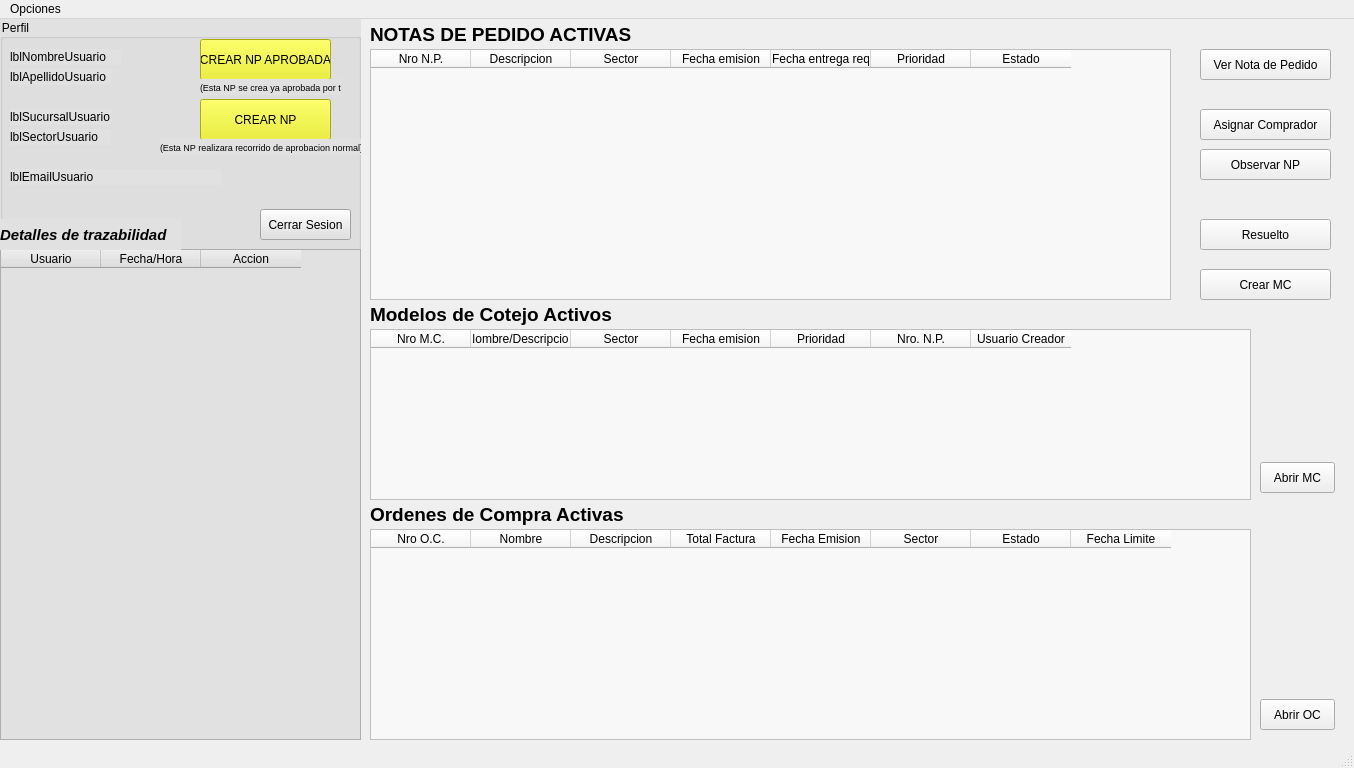
First picture: the form in pantallaRespcompras.ui, repository AyeQuinteros15/DemoPracticas, before the edit.
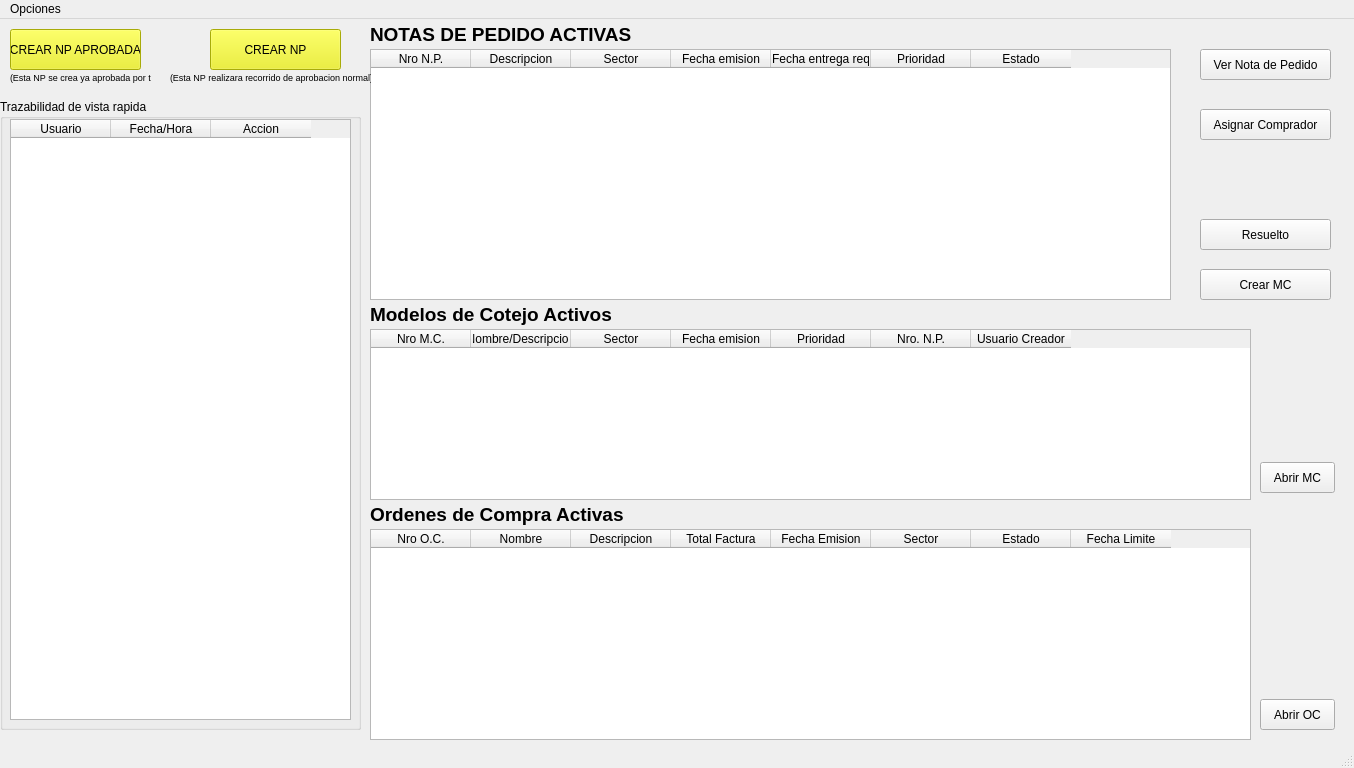
Second picture: the form after the edit.

```diff
--- a/pantallaRespcompras.ui
+++ b/pantallaRespcompras.ui
@@ -30,119 +30,21 @@
     <property name="geometry">
      <rect>
       <x>0</x>
-      <y>0</y>
+      <y>80</y>
       <width>361</width>
-      <height>721</height>
+      <height>631</height>
      </rect>
     </property>
-    <property name="styleSheet">
-     <string notr="true">background-color: rgb(225, 225, 225);</string>
-    </property>
     <property name="title">
-     <string>Perfil</string>
+     <string>Trazabilidad de vista rapida</string>
     </property>
-    <widget class="QLabel" name="lblNombreUsuario">
-     <property name="geometry">
-      <rect>
-       <x>10</x>
-       <y>30</y>
-       <width>111</width>
-       <height>16</height>
-      </rect>
-     </property>
-     <property name="text">
-      <string>lblNombreUsuario</string>
-     </property>
-    </widget>
-    <widget class="QLabel" name="lblApellidoUsuario">
-     <property name="geometry">
-      <rect>
-       <x>10</x>
-       <y>50</y>
-       <width>101</width>
-       <height>16</height>
-      </rect>
-     </property>
-     <property name="text">
-      <string>lblApellidoUsuario</string>
-     </property>
-    </widget>
-    <widget class="QLabel" name="lblSucursalUsuario">
-     <property name="geometry">
-      <rect>
-       <x>10</x>
-       <y>90</y>
-       <width>101</width>
-       <height>16</height>
-      </rect>
-     </property>
-     <property name="text">
-      <string>lblSucursalUsuario</string>
-     </property>
-    </widget>
-    <widget class="QLabel" name="lblSectorUsuario">
-     <property name="geometry">
-      <rect>
-       <x>10</x>
-       <y>110</y>
-       <width>101</width>
-       <height>16</height>
-      </rect>
-     </property>
-     <property name="text">
-      <string>lblSectorUsuario</string>
-     </property>
-    </widget>
-    <widget class="QLabel" name="label">
-     <property name="geometry">
-      <rect>
-       <x>10</x>
-       <y>150</y>
-       <width>211</width>
-       <height>16</height>
-      </rect>
-     </property>
-     <property name="text">
-      <string>lblEmailUsuario</string>
-     </property>
-    </widget>
-    <widget class="QPushButton" name="btnCerrarSesion">
-     <property name="geometry">
-      <rect>
-       <x>260</x>
-       <y>190</y>
-       <width>91</width>
-       <height>31</height>
-      </rect>
-     </property>
-     <property name="text">
-      <string>Cerrar Sesion</string>
-     </property>
-    </widget>
-    <widget class="QPushButton" name="btnCrearNP_RC">
-     <property name="geometry">
-      <rect>
-       <x>200</x>
-       <y>20</y>
-       <width>131</width>
-       <height>41</height>
-      </rect>
-     </property>
-     <property name="styleSheet">
-      <string notr="true">background-color: rgb(235, 239, 13);
-color: rgb(0, 0, 0);</string>
-     </property>
-     <property name="text">
-      <string>CREAR NP APROBADA</string>
-     </property>
-    </widget>
     <widget class="QTableWidget" name="tablaDetallesEstado">
      <property name="geometry">
       <rect>
-       <x>0</x>
-       <y>230</y>
-       <width>361</width>
-       <height>491</height>
+       <x>10</x>
+       <y>20</y>
+       <width>341</width>
+       <height>601</height>
       </rect>
      </property>
      <column>
@@ -161,79 +63,6 @@
       </property>
      </column>
     </widget>
-    <widget class="QLabel" name="label_5">
-     <property name="geometry">
-      <rect>
-       <x>0</x>
-       <y>200</y>
-       <width>181</width>
-       <height>31</height>
-      </rect>
-     </property>
-     <property name="font">
-      <font>
-       <pointsize>11</pointsize>
-       <italic>true</italic>
-       <bold>true</bold>
-      </font>
-     </property>
-     <property name="text">
-      <string>Detalles de trazabilidad</string>
-     </property>
-    </widget>
-    <widget class="QPushButton" name="btnCrearNP_F2">
-     <property name="geometry">
-      <rect>
-       <x>200</x>
-       <y>80</y>
-       <width>131</width>
-       <height>41</height>
-      </rect>
-     </property>
-     <property name="styleSheet">
-      <string notr="true">background-color: rgb(235, 239, 13);
-color: rgb(0, 0, 0);</string>
-     </property>
-     <property name="text">
-      <string>CREAR NP</string>
-     </property>
-    </widget>
-    <widget class="QLabel" name="label_6">
-     <property name="geometry">
-      <rect>
-       <x>160</x>
-       <y>120</y>
-       <width>201</width>
-       <height>16</height>
-      </rect>
-     </property>
-     <property name="font">
-      <font>
-       <pointsize>7</pointsize>
-      </font>
-     </property>
-     <property name="text">
-      <string>(Esta NP realizara recorrido de aprobacion normal)</string>
-     </property>
-    </widget>
-    <widget class="QLabel" name="label_7">
-     <property name="geometry">
-      <rect>
-       <x>200</x>
-       <y>60</y>
-       <width>141</width>
-       <height>16</height>
-      </rect>
-     </property>
-     <property name="font">
-      <font>
-       <pointsize>7</pointsize>
-      </font>
-     </property>
-     <property name="text">
-      <string>(Esta NP se crea ya aprobada por ti)</string>
-     </property>
-    </widget>
    </widget>
    <widget class="QLabel" name="label_2">
     <property name="geometry">
@@ -263,9 +92,6 @@
       <height>251</height>
      </rect>
     </property>
-    <property name="styleSheet">
-     <string notr="true">background-color: rgb(248, 248, 248);</string>
-    </property>
     <column>
      <property name="text">
       <string>Nro N.P.</string>
@@ -328,19 +154,6 @@
      <string>Ver Nota de Pedido</string>
     </property>
    </widget>
-   <widget class="QPushButton" name="btnObservarNP_RC">
-    <property name="geometry">
-     <rect>
-      <x>1200</x>
-      <y>130</y>
-      <width>131</width>
-      <height>31</height>
-     </rect>
-    </property>
-    <property name="text">
-     <string>Observar NP</string>
-    </property>
-   </widget>
    <widget class="QPushButton" name="btnResueltoNP_RC">
     <property name="geometry">
      <rect>
@@ -376,9 +189,6 @@
       <height>171</height>
      </rect>
     </property>
-    <property name="styleSheet">
-     <string notr="true">background-color: rgb(248, 248, 248);</string>
-    </property>
     <column>
      <property name="text">
       <string>Nro M.C.</string>
@@ -475,9 +285,6 @@
       <height>211</height>
      </rect>
     </property>
-    <property name="styleSheet">
-     <string notr="true">background-color: rgb(248, 248, 248);</string>
-    </property>
     <column>
      <property name="text">
       <string>Nro O.C.</string>
@@ -532,6 +339,76 @@
      <string>Abrir OC</string>
     </property>
    </widget>
+   <widget class="QPushButton" name="btnCrearNP_RC">
+    <property name="geometry">
+     <rect>
+      <x>10</x>
+      <y>10</y>
+      <width>131</width>
+      <height>41</height>
+     </rect>
+    </property>
+    <property name="styleSheet">
+     <string notr="true">background-color: rgb(235, 239, 13);
+color: rgb(0, 0, 0);</string>
+    </property>
+    <property name="text">
+     <string>CREAR NP APROBADA</string>
+    </property>
+   </widget>
+   <widget class="QLabel" name="label_7">
+    <property name="geometry">
+     <rect>
+      <x>10</x>
+      <y>50</y>
+      <width>141</width>
+      <height>16</height>
+     </rect>
+    </property>
+    <property name="font">
+     <font>
+      <pointsize>7</pointsize>
+     </font>
+    </property>
+    <property name="text">
+     <string>(Esta NP se crea ya aprobada por ti)</string>
+    </property>
+   </widget>
+   <widget class="QPushButton" name="btnCrearNP_F2">
+    <property name="geometry">
+     <rect>
+      <x>210</x>
+      <y>10</y>
+      <width>131</width>
+      <height>41</height>
+     </rect>
+    </property>
+    <property name="styleSheet">
+     <string notr="true">background-color: rgb(235, 239, 13);
+color: rgb(0, 0, 0);</string>
+    </property>
+    <property name="text">
+     <string>CREAR NP</string>
+    </property>
+   </widget>
+   <widget class="QLabel" name="label_6">
+    <property name="geometry">
+     <rect>
+      <x>170</x>
+      <y>50</y>
+      <width>201</width>
+      <height>16</height>
+     </rect>
+    </property>
+    <property name="font">
+     <font>
+      <pointsize>7</pointsize>
+     </font>
+    </property>
+    <property name="text">
+     <string>(Esta NP realizara recorrido de aprobacion normal)</string>
+    </property>
+   </widget>
   </widget>
   <widget class="QMenuBar" name="menubar">
    <property name="geometry">
@@ -539,7 +416,7 @@
      <x>0</x>
      <y>0</y>
      <width>1354</width>
-     <height>22</height>
+     <height>33</height>
     </rect>
    </property>
    <widget class="QMenu" name="menuOpciones">
@@ -547,6 +424,9 @@
      <string>Opciones</string>
     </property>
     <addaction name="actionAbrir_Biblioteca_NP_OC"/>
+    <addaction name="separator"/>
+    <addaction name="actionMi_Perfil"/>
+    <addaction name="actionCerrar_Sesion"/>
    </widget>
    <addaction name="menuOpciones"/>
   </widget>
@@ -556,6 +436,16 @@
     <string>Abrir Biblioteca NP/OC</string>
    </property>
   </action>
+  <action name="actionMi_Perfil">
+   <property name="text">
+    <string>Mi Perfil</string>
+   </property>
+  </action>
+  <action name="actionCerrar_Sesion">
+   <property name="text">
+    <string>Cerrar Sesion</string>
+   </property>
+  </action>
  </widget>
  <resources/>
  <connections/>
```
